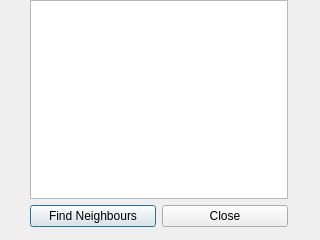
First picture: the form in gui/launcher/dialogconfig.ui, repository cwoodruf/cmpt433-nap-time, before the edit.
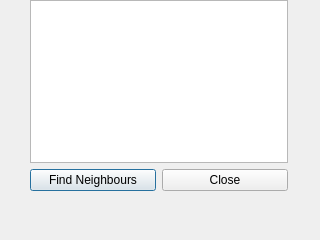
Second picture: the form after the edit.

Commit message: added configuration window and way to remount the nfs share

Patch:
```diff
--- a/gui/launcher/dialogconfig.ui
+++ b/gui/launcher/dialogconfig.ui
@@ -19,7 +19,7 @@
      <x>30</x>
      <y>0</y>
      <width>258</width>
-     <height>227</height>
+     <height>191</height>
     </rect>
    </property>
    <layout class="QGridLayout" name="gridLayout">
```
The commit also changes 5 other files.
